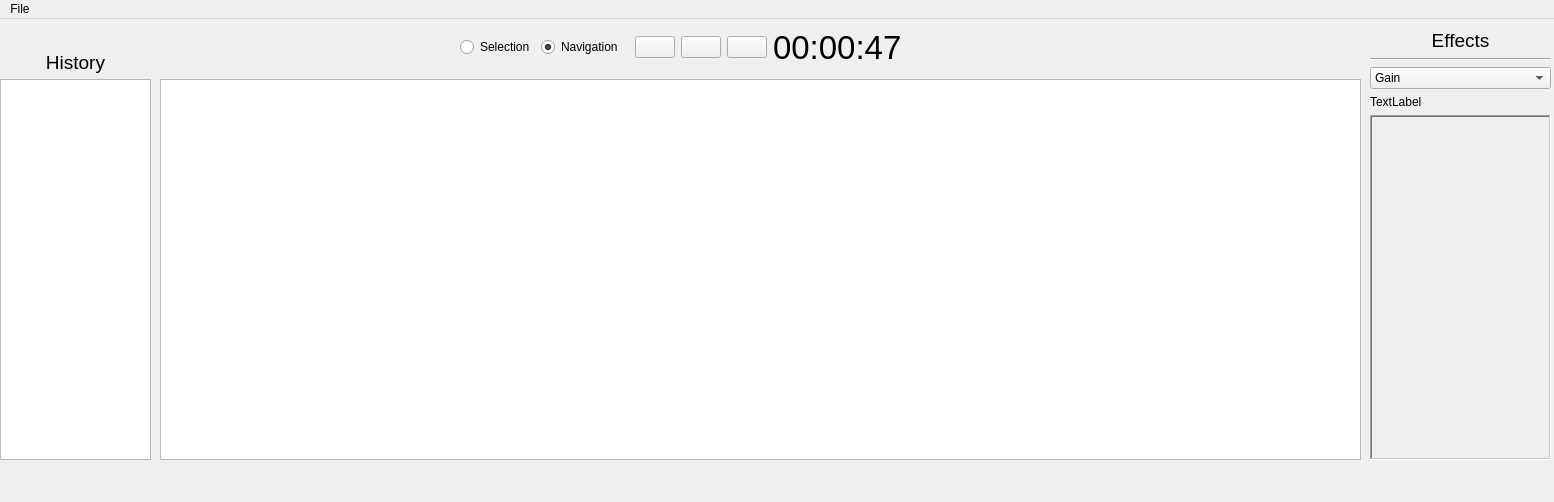
Qt form src/app/MainWindow.ui (artemious3/aedit) before a commit.
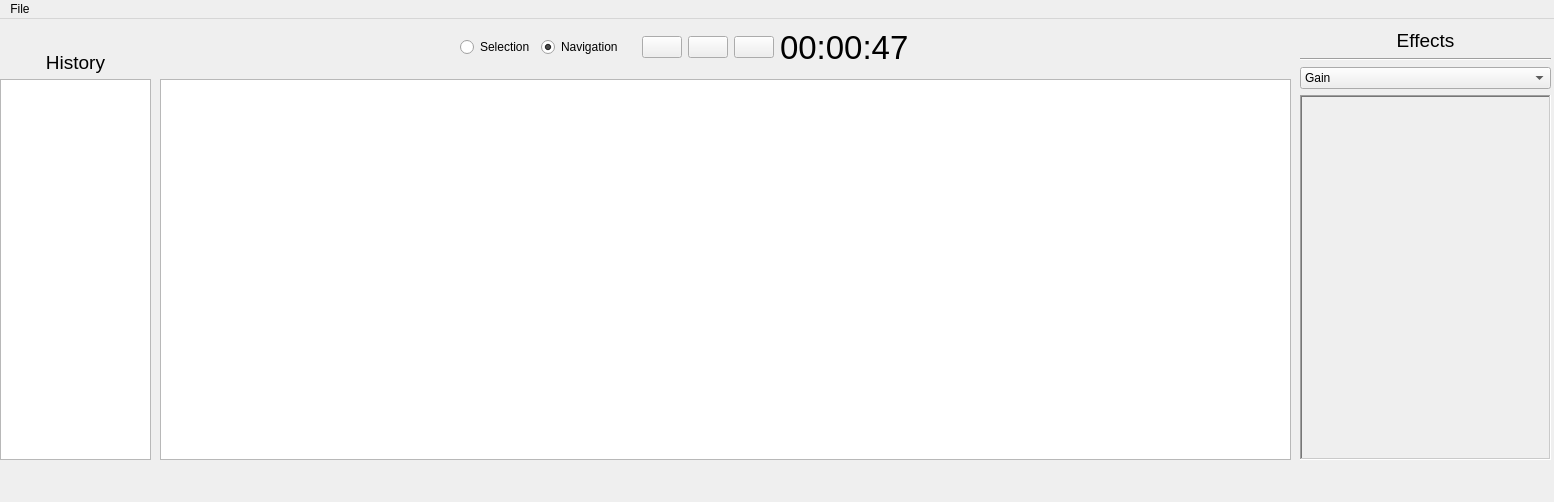
The same form after that commit. Icons and pictures are not drawn.

The edit to the form file:
```diff
--- a/src/app/MainWindow.ui
+++ b/src/app/MainWindow.ui
@@ -19,7 +19,7 @@
      <rect>
       <x>160</x>
       <y>60</y>
-      <width>1201</width>
+      <width>1131</width>
       <height>381</height>
      </rect>
     </property>
@@ -40,9 +40,9 @@
    <widget class="QWidget" name="verticalLayoutWidget">
     <property name="geometry">
      <rect>
-      <x>1370</x>
+      <x>1300</x>
       <y>10</y>
-      <width>181</width>
+      <width>251</width>
       <height>431</height>
      </rect>
     </property>
@@ -119,13 +119,6 @@
        </item>
       </widget>
      </item>
-     <item>
-      <widget class="QLabel" name="label">
-       <property name="text">
-        <string>TextLabel</string>
-       </property>
-      </widget>
-     </item>
      <item>
       <widget class="QFrame" name="effectWidget">
        <property name="sizePolicy">
@@ -149,7 +142,7 @@
      <rect>
       <x>160</x>
       <y>10</y>
-      <width>1201</width>
+      <width>1131</width>
       <height>48</height>
      </rect>
     </property>
@@ -181,7 +174,11 @@
       </widget>
      </item>
      <item>
-      <widget class="QWidget" name="widget" native="true"/>
+      <widget class="QLabel" name="loadingLbl">
+       <property name="text">
+        <string/>
+       </property>
+      </widget>
      </item>
      <item>
       <widget class="QPushButton" name="playBtn">
@@ -278,22 +275,6 @@
      <set>Qt::AlignCenter</set>
     </property>
    </widget>
-   <widget class="QLabel" name="loadingLbl">
-    <property name="geometry">
-     <rect>
-      <x>1370</x>
-      <y>450</y>
-      <width>181</width>
-      <height>21</height>
-     </rect>
-    </property>
-    <property name="text">
-     <string/>
-    </property>
-    <property name="alignment">
-     <set>Qt::AlignRight|Qt::AlignTrailing|Qt::AlignVCenter</set>
-    </property>
-   </widget>
   </widget>
   <widget class="QMenuBar" name="menuBar">
    <property name="geometry">
```
Left out of the diff: 3 changed lines with no effect on the pictures.
